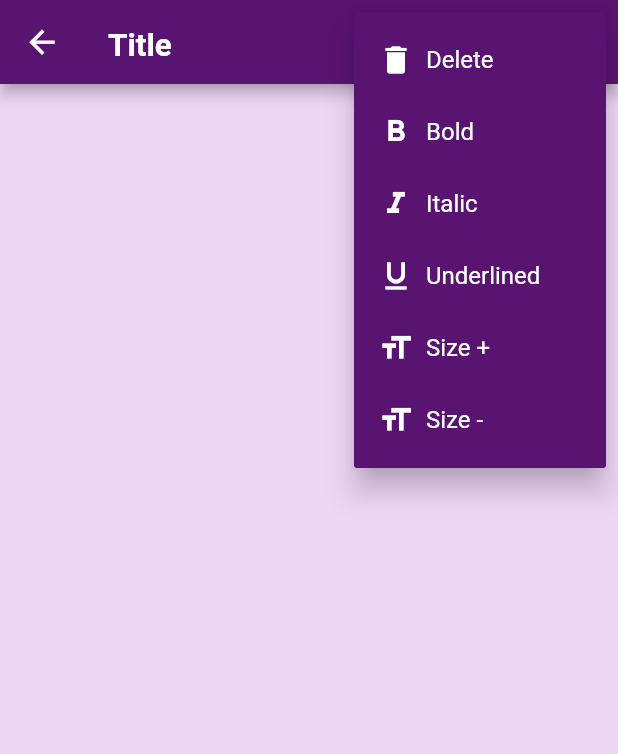
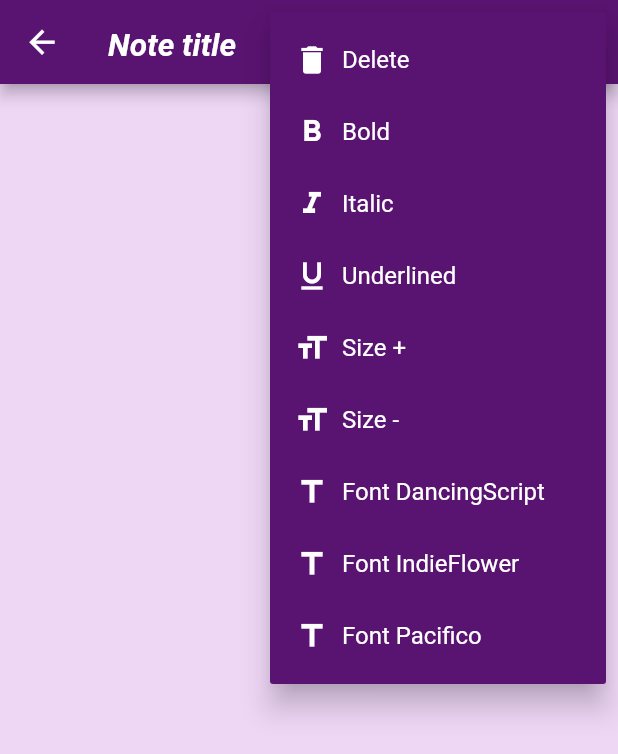
Before and after one commit to mariabrinzila/APad, a Flutter app: the Edit screen opened by its route, after a tap on the "more vert" icon, on a phone screen of 412 x 824 dp. Shown: the top 754 px of the screen. Run offline on Flutter 3.47's test engine with Material 2 defaults, Android fonts, the phone set to English and light mode, and no system bars; our stand-ins replace share, sqflite; accounts and stored records are empty; statements that could not run were skipped.

Commit message:
final upload

```diff
--- a/Flutter_project/lib/helpers/note_entry.dart
+++ b/Flutter_project/lib/helpers/note_entry.dart
@@ -2,8 +2,12 @@ import 'package:flutter/material.dart';
 
 class NoteEntry extends StatefulWidget {
   final _textFieldController;
+  final _fontStyleController;
+  final _fontSizeController;
+  final _fontController;
 
-  NoteEntry(this._textFieldController);
+  NoteEntry(this._textFieldController, this._fontStyleController,
+      this._fontSizeController, this._fontController);
 
   @override
   _NoteEntry createState() => _NoteEntry();
@@ -11,9 +15,6 @@ class NoteEntry extends StatefulWidget {
 
 class _NoteEntry extends State<NoteEntry> with WidgetsBindingObserver {
   FocusNode _textFieldFocusNode = FocusNode();
-
-  bool bold = true, italic = false, underlined = false;
-  double size = 19;
 
   @override
   void initState() {
@@ -48,13 +49,24 @@ class _NoteEntry extends State<NoteEntry> with WidgetsBindingObserver {
         textCapitalization: TextCapitalization.sentences,
         decoration: null,
         style: TextStyle(
-          fontSize: size,
+          fontSize: double.parse(widget._fontSizeController.text),
           height: 1.5,
-          fontWeight: (bold == true ? FontWeight.bold : FontWeight.normal),
-          fontStyle: (italic == false ? FontStyle.italic : FontStyle.normal),
-          decoration: (underlined == false
+          fontWeight: (widget._fontStyleController.text == 'bold'
+              ? FontWeight.bold
+              : FontWeight.normal),
+          fontStyle: (widget._fontStyleController.text == 'italic'
+              ? FontStyle.italic
+              : FontStyle.normal),
+          decoration: (widget._fontStyleController.text == 'underlined'
               ? TextDecoration.underline
               : TextDecoration.none),
+          fontFamily: (widget._fontController.text == 'dancing'
+              ? 'DancingScript'
+              : (widget._fontController.text == 'indie'
+                  ? 'IndieFlower'
+                  : (widget._fontController.text == 'pacifico'
+                      ? 'Pacifico'
+                      : 'Tiro'))),
         ),
       ),
     );
--- a/Flutter_project/lib/helpers/pop_up_menu.dart
+++ b/Flutter_project/lib/helpers/pop_up_menu.dart
@@ -2,7 +2,6 @@ import 'package:flutter/material.dart';
 
 import '../theme/colors.dart';
 
-// More Menu to display various options like Color, Sort, Share...
 class PopUpMenu extends StatelessWidget {
   final menuItems = const {
     1: {'name': 'Delete', 'icon': Icons.delete},
@@ -11,6 +10,9 @@ class PopUpMenu extends StatelessWidget {
     4: {'name': 'Underlined', 'icon': Icons.format_underline},
     5: {'name': 'Size +', 'icon': Icons.format_size},
     6: {'name': 'Size -', 'icon': Icons.format_size},
+    7: {'name': 'Font DancingScript', 'icon': Icons.title},
+    8: {'name': 'Font IndieFlower', 'icon': Icons.title},
+    9: {'name': 'Font Pacifico', 'icon': Icons.title},
   };
 
   final parentContext;
--- a/Flutter_project/lib/helpers/title_entry.dart
+++ b/Flutter_project/lib/helpers/title_entry.dart
@@ -49,10 +49,10 @@ class _TitleEntry extends State<TitleEntry> with WidgetsBindingObserver {
         contentPadding: EdgeInsets.all(0),
         counter: null,
         counterText: "",
-        hintText: 'Title',
+        hintText: 'Note title',
         hintStyle: TextStyle(
           fontSize: 21,
-          fontWeight: FontWeight.bold,
+          fontStyle: FontStyle.italic,
           height: 1.5,
           color: text,
         ),
--- a/Flutter_project/lib/screens/edit.dart
+++ b/Flutter_project/lib/screens/edit.dart
@@ -18,8 +18,16 @@ class _Edit extends State<Edit> {
   String title = '';
   String content = '';
 
+  String fontStyle = '';
+  String fontSize = '15';
+  String font = '';
+
   TextEditingController _titleTextController = TextEditingController();
   TextEditingController _contentTextController = TextEditingController();
+
+  TextEditingController _fontStyleController = TextEditingController();
+  TextEditingController _fontSizeController = TextEditingController();
+  TextEditingController _fontController = TextEditingController();
 
   void onSelectButton(BuildContext currentContext, String optionName) {
     switch (optionName) {
@@ -28,23 +36,35 @@ class _Edit extends State<Edit> {
         break;
 
       case 'Bold':
-        //textBold();
+        textBold();
         break;
 
       case 'Italic':
-        //textItalic();
+        textItalic();
         break;
 
       case 'Underlined':
-        //textUnderlined();
+        textUnderlined();
         break;
 
       case 'Size +':
-        //textSizePlus();
+        textSizePlus();
         break;
 
       case 'Size -':
-        //textSizeMinus();
+        textSizeMinus();
+        break;
+
+      case 'Font DancingScript':
+        textFontDancing();
+        break;
+
+      case 'Font IndieFlower':
+        textFontIndie();
+        break;
+
+      case 'Font Pacifico':
+        textFontPacifico();
         break;
     }
   }
@@ -114,14 +134,88 @@ class _Edit extends State<Edit> {
     });
   }
 
+  // font style change handler
+  void fontStyleChange() {
+    setState(() {
+      fontStyle = _fontStyleController.text.trim();
+    });
+  }
+
+  // font size change handler
+  void fontSizeChange() {
+    setState(() {
+      fontSize = _fontSizeController.text.trim();
+    });
+  }
+
+  // font size change handler
+  void fontChange() {
+    setState(() {
+      font = _fontController.text.trim();
+    });
+  }
+
   // bold handler
-  textBold() {}
+  textBold() {
+    setState(() {
+      _fontStyleController.text = 'bold';
+    });
+  }
 
   // italic handler
-  textItalic() {}
+  textItalic() {
+    setState(() {
+      _fontStyleController.text = 'italic';
+    });
+  }
 
   // underlined handler
-  textUnderlined() {}
+  textUnderlined() {
+    setState(() {
+      _fontStyleController.text = 'underlined';
+    });
+  }
+
+  // size + handler
+  textSizePlus() {
+    setState(() {
+      int size = int.parse(fontSize);
+      size += 1;
+
+      _fontSizeController.text = size.toString();
+    });
+  }
+
+  // size - handler
+  textSizeMinus() {
+    setState(() {
+      int size = int.parse(fontSize);
+      size -= 1;
+
+      _fontSizeController.text = size.toString();
+    });
+  }
+
+  // font handler (DancintScript)
+  textFontDancing() {
+    setState(() {
+      _fontController.text = 'dancing';
+    });
+  }
+
+  // font handler (IndieFlower)
+  textFontIndie() {
+    setState(() {
+      _fontController.text = 'indie';
+    });
+  }
+
+  // font handler (IndieFlower)
+  textFontPacifico() {
+    setState(() {
+      _fontController.text = 'pacifico';
+    });
+  }
 
   // back button handler
   void backButton() async {
@@ -183,14 +277,26 @@ class _Edit extends State<Edit> {
     _contentTextController.text =
         (widget.args[0] == 'new' ? '' : widget.args[1]['content']);
 
+    _fontStyleController.text = fontStyle;
+    _fontSizeController.text = fontSize;
+    _fontController.text = fontSize;
+
     _titleTextController.addListener(titleTextChange);
     _contentTextController.addListener(contentChange);
+
+    _fontStyleController.addListener(fontStyleChange);
+    _fontSizeController.addListener(fontSizeChange);
+    _fontController.addListener(fontChange);
   }
 
   @override
   void dispose() {
     _titleTextController.dispose();
     _contentTextController.dispose();
+
+    _fontStyleController.dispose();
+    _fontSizeController.dispose();
+    _fontController.dispose();
 
     super.dispose();
   }
@@ -224,7 +330,8 @@ class _Edit extends State<Edit> {
             ),
           ],
         ),
-        body: NoteEntry(_contentTextController),
+        body: NoteEntry(_contentTextController, _fontStyleController,
+            _fontSizeController, _fontController),
       ),
     );
   }
```
Also changed, not shown: Flutter_project/pubspec.yaml (+16 -6 lines), Flutter_project/assets/fonts/DancingScript-Regular.ttf (added), Flutter_project/assets/fonts/IndieFlower-Regular.ttf (added), Flutter_project/assets/fonts/Pacifico-Regular.ttf (added), Flutter_project/assets/fonts/TiroDevanagariSanskrit-Regular.ttf (added).
